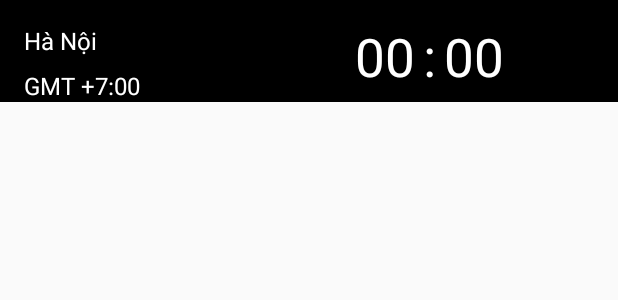
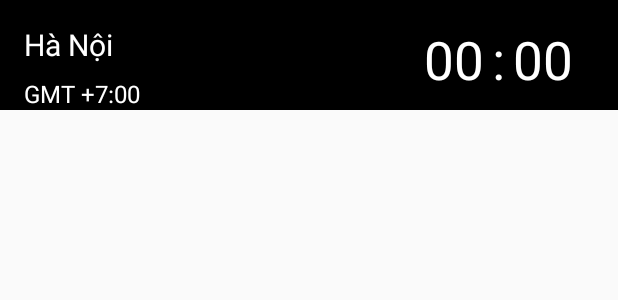
Before and after one commit to CN-LEON-DX/AlarmApp2, an Android app: the layout item_clock_select.xml on its own in the app's theme, with its tools: preview values and no code run, on a phone screen of 412 x 824 dp. Shown: the top 300 px of the screen. Run offline under Robolectric (Android 15) with nearby library versions, the phone set to English and light mode, and no system bars.

Commit message:
sua item select clock

```diff
--- a/app/src/main/res/layout/item_clock_select.xml
+++ b/app/src/main/res/layout/item_clock_select.xml
@@ -1,5 +1,5 @@
 <?xml version="1.0" encoding="utf-8"?>
-<androidx.constraintlayout.widget.ConstraintLayout xmlns:android="http://schemas.android.com/apk/res/android"
+<RelativeLayout xmlns:android="http://schemas.android.com/apk/res/android"
     xmlns:app="http://schemas.android.com/apk/res-auto"
     xmlns:tools="http://schemas.android.com/tools"
     android:layout_width="match_parent"
@@ -14,60 +14,52 @@
         android:layout_marginTop="16dp"
         android:text="Hà Nội"
         android:textColor="#FFFFFF"
-        android:textSize="16sp"
-        app:layout_constraintStart_toStartOf="parent"
-        app:layout_constraintTop_toTopOf="parent" />
+        android:textSize="20sp" />
 
     <TextView
         android:id="@+id/tv_itemhour"
         android:layout_width="wrap_content"
         android:layout_height="wrap_content"
-        android:layout_marginStart="172dp"
+        android:layout_marginStart="0dp"
+        android:layout_marginTop="16dp"
+        android:layout_toLeftOf="@id/tv_item1"
         android:text="00"
         android:textColor="#FFFFFF"
-        android:textSize="35sp"
-        app:layout_constraintBottom_toBottomOf="@+id/tv_country"
-        app:layout_constraintStart_toEndOf="@+id/tv_country"
-        app:layout_constraintTop_toTopOf="@+id/tv_country"
-        app:layout_constraintVertical_bias="0.088" />
+        android:textSize="35sp" />
 
     <TextView
         android:id="@+id/tv_itemgmt"
         android:layout_width="wrap_content"
         android:layout_height="wrap_content"
+        android:layout_below="@id/tv_country"
+        android:layout_marginStart="16dp"
         android:layout_marginTop="8dp"
         android:text="GMT +7:00"
         android:textColor="#FFFFFF"
-        android:textSize="16sp"
-        app:layout_constraintEnd_toEndOf="@+id/tv_country"
-        app:layout_constraintHorizontal_bias="0.0"
-        app:layout_constraintStart_toStartOf="@+id/tv_country"
-        app:layout_constraintTop_toBottomOf="@+id/tv_country" />
+        android:textSize="16sp" />
 
     <TextView
         android:id="@+id/tv_item1"
         android:layout_width="wrap_content"
         android:layout_height="wrap_content"
         android:layout_marginStart="5dp"
+        android:layout_marginLeft="-64dp"
+        android:layout_marginTop="16dp"
+        android:layout_toLeftOf="@id/tv_itemminute"
         android:text=":"
         android:textColor="#FFFFFF"
-        android:textSize="35sp"
-        app:layout_constraintBottom_toBottomOf="@+id/tv_itemhour"
-        app:layout_constraintStart_toEndOf="@+id/tv_itemhour"
-        app:layout_constraintTop_toTopOf="@+id/tv_itemhour"
-        app:layout_constraintVertical_bias="0.0" />
+        android:textSize="35sp" />
 
     <TextView
         android:id="@+id/tv_itemminute"
         android:layout_width="wrap_content"
         android:layout_height="wrap_content"
+        android:layout_alignParentEnd="true"
         android:layout_marginStart="5dp"
+        android:layout_marginTop="16dp"
+        android:layout_marginEnd="30dp"
         android:text="00"
         android:textColor="#FFFFFF"
-        android:textSize="35sp"
-        app:layout_constraintBottom_toBottomOf="parent"
-        app:layout_constraintStart_toEndOf="@+id/tv_item1"
-        app:layout_constraintTop_toTopOf="@+id/tv_item1"
-        app:layout_constraintVertical_bias="0.0" />
+        android:textSize="35sp" />
 
-</androidx.constraintlayout.widget.ConstraintLayout>
+</RelativeLayout>
```
